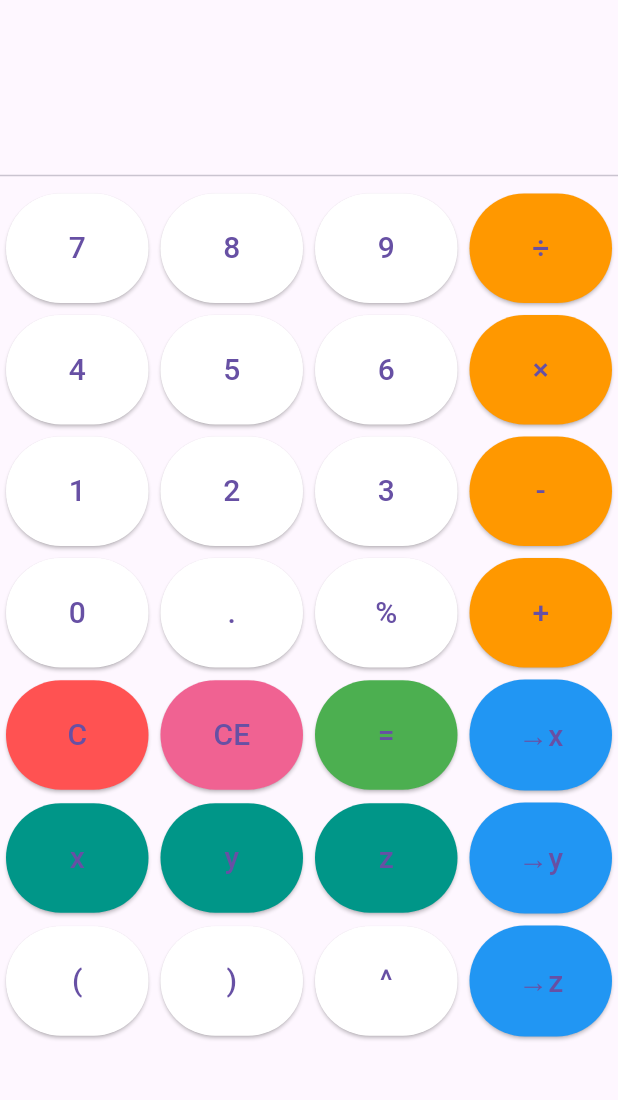
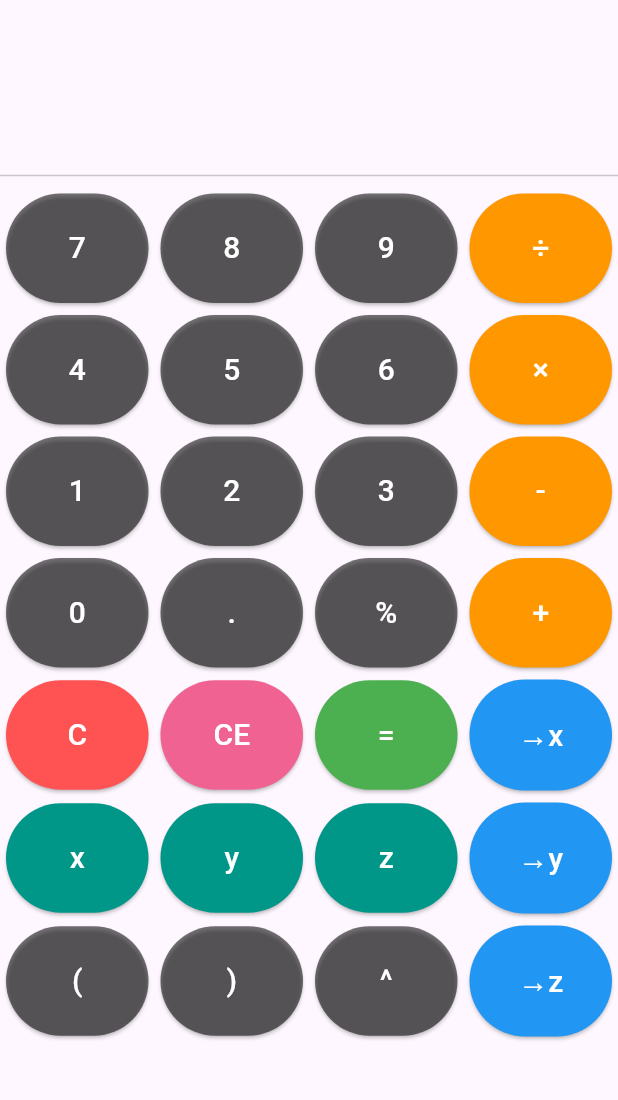
Before and after one commit to Cy2Kin3sis/AdvancedCalculator, a Flutter app: the screen it shows after launch, on a phone screen of 412 x 824 dp, the part 63-1163 px from its top. Run offline on Flutter 3.47's test engine with Material 3 defaults, Android fonts, the phone set to English and light mode, and no system bars; our stand-ins replace math_expressions.

Commit message:
UI changes

```diff
--- a/lib/screen.dart
+++ b/lib/screen.dart
@@ -11,20 +11,17 @@ class ScreenState extends State<Screen> {
   String _expression = '';
   String _result = '';
   final Map<String, double> _variables = {'x': 0, 'y': 0, 'z': 0};
-  final Color ch = Colors.white;
+  final Color ch = Colors.black54;
 
   final ShuntingYardParser _parser = ShuntingYardParser();
   final ContextModel _contextModel = ContextModel();
 
-  void _onPressed(String value) {
-    setState(() {
+  void _onPressed(String value) => setState(() {
     if (value == 'CE') {
       _expression = '';
       _result = '';
     } else if (value == 'C') {
-        if (_expression.isNotEmpty) {
-          _expression = _expression.substring(0, _expression.length - 1);
-        }
+      if (_expression.isNotEmpty) _expression = _expression.substring(0, _expression.length - 1);
     } else if (value == '=') {
       _evaluateExpression();
     } else if (value == '→x' || value == '→y' || value == '→z') {
@@ -34,7 +31,6 @@ class ScreenState extends State<Screen> {
       _expression += value;
     }
   });
-  }
 
   // Add this method to preprocess expressions for implicit multiplication
   String _preprocessExpression(String expr) {
@@ -114,21 +110,18 @@ class ScreenState extends State<Screen> {
           ),
           child: Text(
             label,
-            style: const TextStyle(fontSize: 20),
+            style: const TextStyle(fontSize: 20, color: Colors.white),
           ),
         ),
       ),
     );
   }
 
-  Widget _buildRow(List<String> labels, {List<Color>? colors}) {
-    return Row(
+  Widget _buildRow(List<String> labels, {List<Color>? colors}) => Row(
     children: List.generate(
-        labels.length,
-            (i) => _buildButton(labels[i], color: colors != null ? colors[i] : Colors.grey),
+      labels.length, (i) => _buildButton(labels[i], color: colors != null ? colors[i] : Colors.grey),
     ),
   );
-  }
 
   @override
   Widget build(BuildContext context) {
```
Lines whose indentation alone changed are shown as unchanged.
